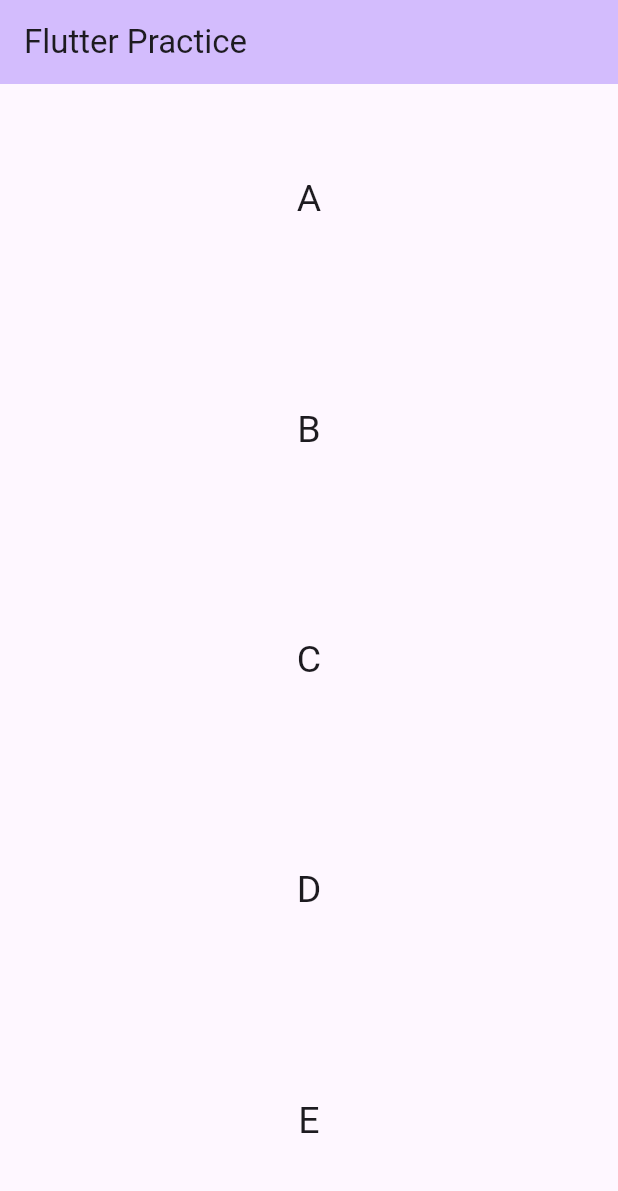
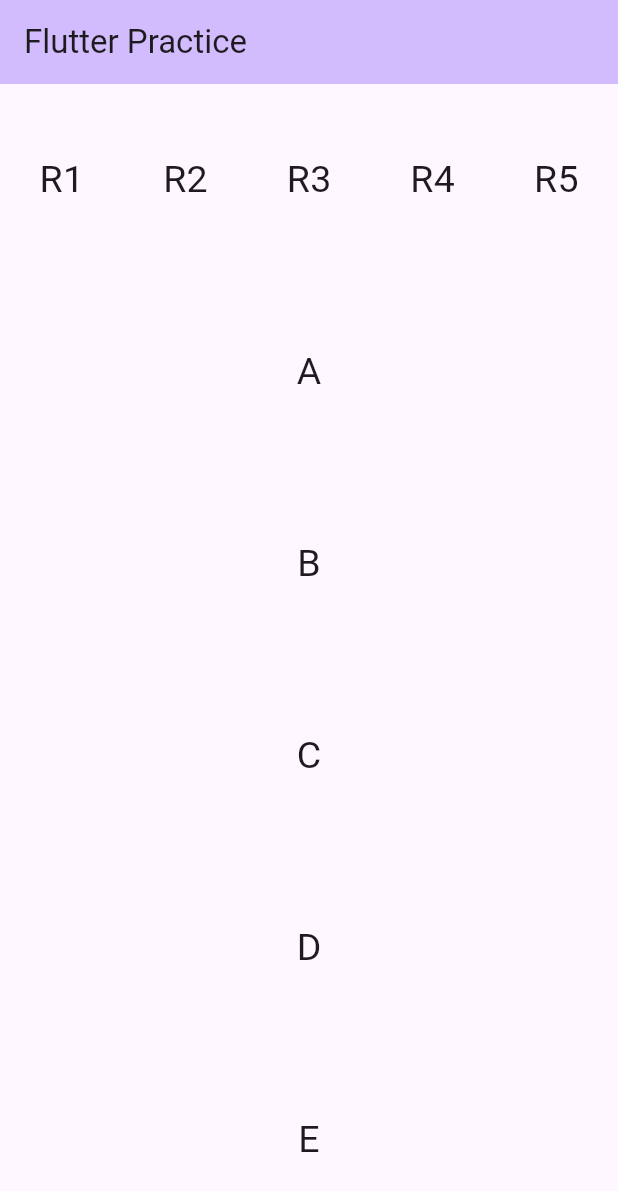
Before and after one commit to Shafayat-Fahim/flutter_practice, a Flutter app: the screen it shows after launch, on a phone screen of 412 x 824 dp. Shown: the top 1191 px of the screen. Run offline on Flutter 3.47's test engine with Material 3 defaults, Android fonts, the phone set to English and light mode, and no system bars.

Commit message:
row and column together

```diff
--- a/lib/main.dart
+++ b/lib/main.dart
@@ -69,6 +69,16 @@ class _MyHomePageState extends State<MyHomePage> {
           mainAxisAlignment: MainAxisAlignment.spaceAround,
           crossAxisAlignment: CrossAxisAlignment.center,
           children: [
+            Row(
+              mainAxisAlignment: MainAxisAlignment.spaceAround,
+              children: [
+                Text("R1", style: TextStyle(fontSize: 25),),
+                Text("R2", style: TextStyle(fontSize: 25),),
+                Text("R3", style: TextStyle(fontSize: 25),),
+                Text("R4", style: TextStyle(fontSize: 25),),
+                Text("R5", style: TextStyle(fontSize: 25),),
+              ],
+            ),
             Text("A", style: TextStyle(fontSize: 25),),
             Text("B", style: TextStyle(fontSize: 25),),
             Text("C", style: TextStyle(fontSize: 25),),
```
